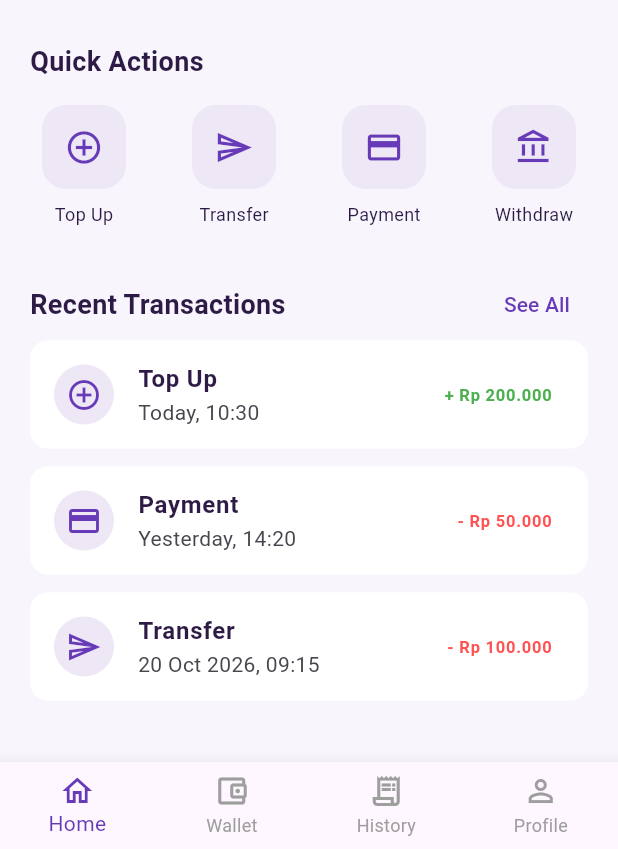
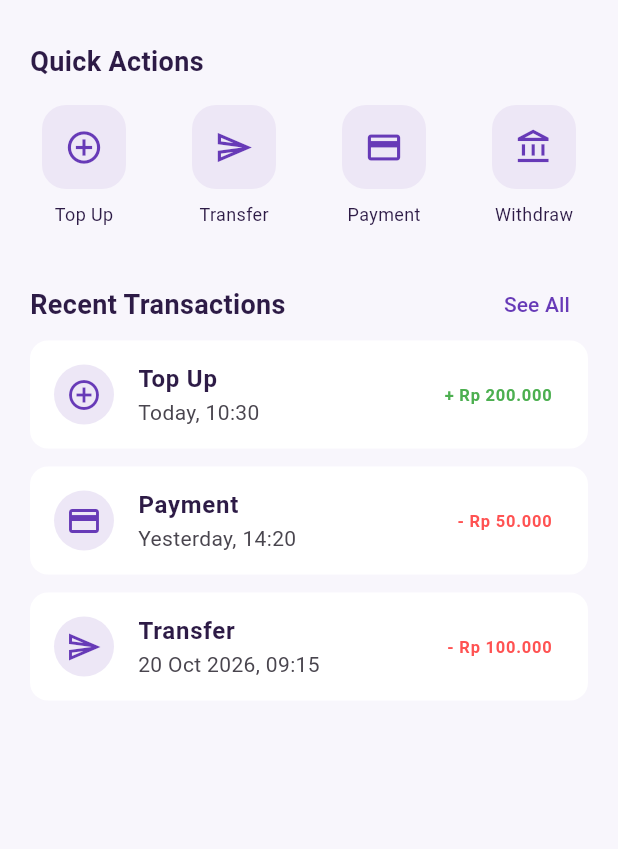
Before and after one commit to FeliciaFrederica/myFTI-App, a Flutter app: the HomePage screen opened directly, on a phone screen of 412 x 824 dp, the part 387-1236 px from its top. Run offline on Flutter 3.47's test engine with Material 3 defaults, Android fonts, the phone set to English and light mode, and no system bars.

Commit message:
feat: add main navigation

```diff
--- a/myfti_app/lib/main.dart
+++ b/myfti_app/lib/main.dart
@@ -1,5 +1,5 @@
 import 'package:flutter/material.dart';
-import 'src/features/wallet/pages/home_page.dart';
+import 'src/core/navigation/main_navigation.dart';
 
 void main() {
   runApp(const MyFTIApp());
@@ -20,7 +20,7 @@ class MyFTIApp extends StatelessWidget {
         ),
         fontFamily: 'Roboto',
       ),
-      home: const HomePage(),
+      home: const MainNavigation(),
     );
   }
 }
--- a/myfti_app/lib/src/features/wallet/pages/home_page.dart
+++ b/myfti_app/lib/src/features/wallet/pages/home_page.dart
@@ -189,35 +189,10 @@ class HomePage extends StatelessWidget {
           ),
         ),
       ),
-
-      // Bottom Navigation
-      bottomNavigationBar: BottomNavigationBar(
-        type: BottomNavigationBarType.fixed,
-        currentIndex: 0,
-        selectedItemColor: primaryPurple,
-        unselectedItemColor: Colors.grey,
-        items: const [
-          BottomNavigationBarItem(
-            icon: Icon(Icons.home_outlined),
-            label: 'Home',
-          ),
-          BottomNavigationBarItem(
-            icon: Icon(Icons.account_balance_wallet_outlined),
-            label: 'Wallet',
-          ),
-          BottomNavigationBarItem(
-            icon: Icon(Icons.receipt_long_outlined),
-            label: 'History',
-          ),
-          BottomNavigationBarItem(
-            icon: Icon(Icons.person_outline),
-            label: 'Profile',
-          ),
-        ],
-      ),
     );
   }
 
+  // Quick Action Widget
   Widget _buildAction({
     required IconData icon,
     required String label,
@@ -236,7 +211,11 @@ class HomePage extends StatelessWidget {
                 color: const Color(0xFFEDE7F6),
                 borderRadius: BorderRadius.circular(16),
               ),
-              child: Icon(icon, color: primaryPurple, size: 26),
+              child: Icon(
+                icon,
+                color: primaryPurple,
+                size: 26,
+              ),
             ),
             const SizedBox(height: 8),
             Text(
@@ -252,6 +231,7 @@ class HomePage extends StatelessWidget {
     );
   }
 
+  // Transaction Item Widget
   Widget _buildTransaction({
     required IconData icon,
     required String title,
@@ -266,7 +246,10 @@ class HomePage extends StatelessWidget {
       child: ListTile(
         leading: CircleAvatar(
           backgroundColor: const Color(0xFFEDE7F6),
-          child: Icon(icon, color: primaryPurple),
+          child: Icon(
+            icon,
+            color: primaryPurple,
+          ),
         ),
         title: Text(
           title,
```
Also changed, not shown: myfti_app/lib/src/core/navigation/main_navigation.dart (added, +63 -0 lines).
